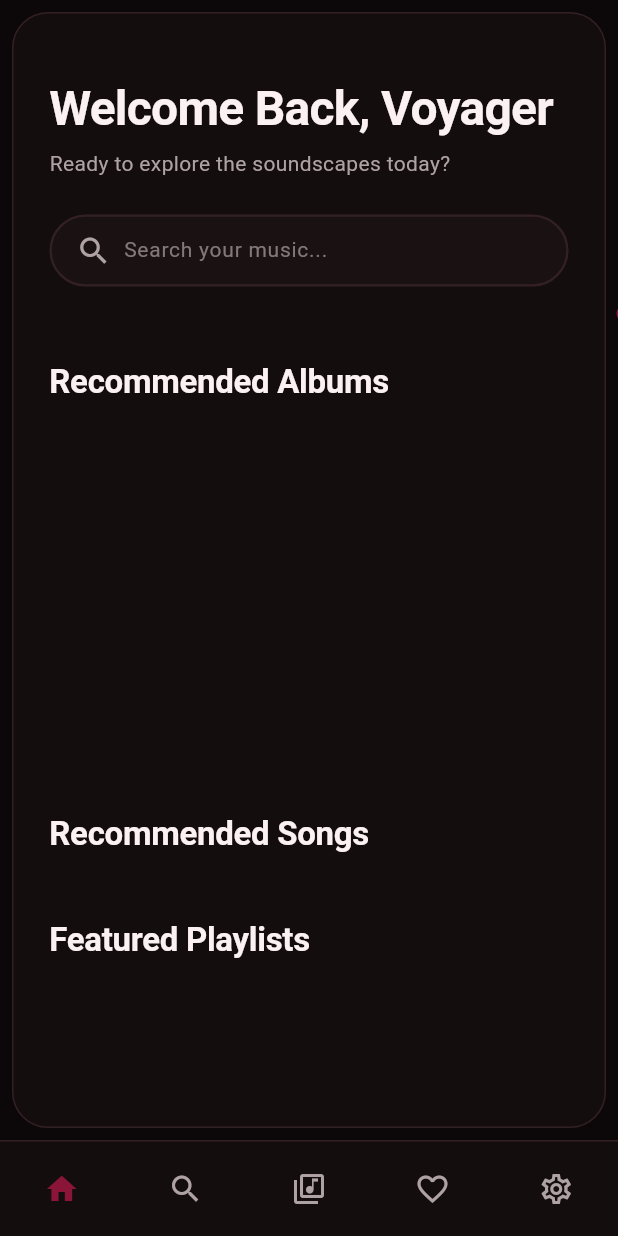
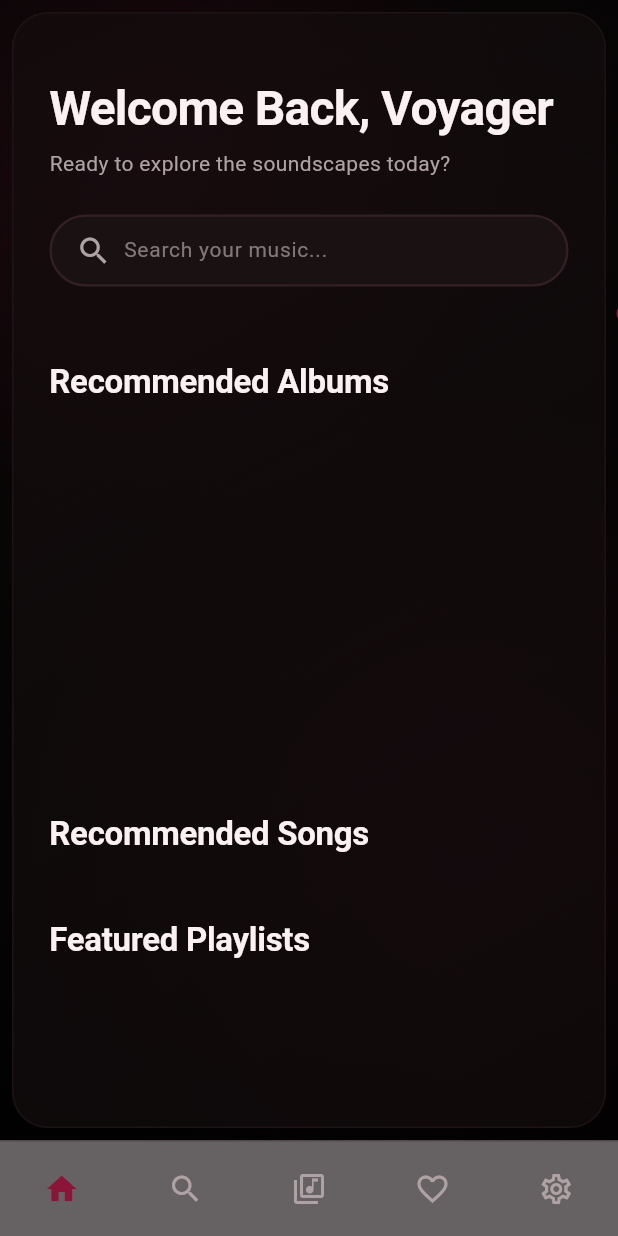
Before and after one commit to VikrantRuhela/DA-Music, a Flutter app: the screen it shows after launch, on a phone screen of 412 x 824 dp. Run offline on Flutter 3.47's test engine with Material 3 defaults, Android fonts, the phone set to English and light mode, and no system bars; our stand-ins replace audioplayers, drift, flutter_animate, flutter_riverpod, freezed_annotation, go_router and 2 more; missing offline and left inert: media_kit, window_manager, youtube_explode_dart; accounts and stored records are empty; generated files the repository leaves out were written again; statements that could not run were skipped.

Commit message:
Implement dynamic ambient background system using root AmbientBackground widget and translucent glass overlays, and improve AudioVisualizer animation bar count and smoothing

```diff
--- a/lib/features/home/presentation/widgets/navigation_rail.dart
+++ b/lib/features/home/presentation/widgets/navigation_rail.dart
@@ -15,10 +15,10 @@ class NavigationRailWidget extends StatelessWidget {
       width: 72.0,
       margin: const EdgeInsets.all(DATokens.spacingSmall),
       decoration: BoxDecoration(
-        color: colors.surface,
+        color: colors.surface.withValues(alpha: 0.65),
         borderRadius: BorderRadius.circular(DATokens.radiusXXLarge),
         border: Border.all(
-          color: colors.border,
+          color: colors.border.withValues(alpha: 0.4),
           width: 1.0,
         ),
       ),
--- /dev/null
+++ b/lib/shared/widgets/ambient_background.dart
@@ -0,0 +1,87 @@
+import 'package:flutter/material.dart';
+import '../../core/extensions/context_extensions.dart';
+
+class AmbientBackground extends StatelessWidget {
+  final Widget child;
+
+  const AmbientBackground({super.key, required this.child});
+
+  @override
+  Widget build(BuildContext context) {
+    final colors = context.daColors;
+
+    return Stack(
+      children: [
+        // Base dark wine/black gradient
+        Container(
+          decoration: BoxDecoration(
+            gradient: LinearGradient(
+              begin: Alignment.topLeft,
+              end: Alignment.bottomRight,
+              colors: [
+                colors.background,
+                Colors.black,
+              ],
+            ),
+          ),
+        ),
+
+        // Layer 2: Primary accent blurred blob (top-left/center-left)
+        Positioned(
+          left: -150,
+          top: -150,
+          child: Container(
+            width: 500,
+            height: 500,
+            decoration: BoxDecoration(
+              shape: BoxShape.circle,
+              gradient: RadialGradient(
+                colors: [
+                  colors.primary.withValues(alpha: 0.15),
+                  colors.primary.withValues(alpha: 0.0),
+                ],
+              ),
+            ),
+          ),
+        ),
+
+        // Layer 3: Secondary accent blurred blob (bottom-right)
+        Positioned(
+          right: -200,
+          bottom: -100,
+          child: Container(
+            width: 600,
+            height: 600,
+            decoration: BoxDecoration(
+              shape: BoxShape.circle,
+              gradient: RadialGradient(
+                colors: [
+                  colors.accent.withValues(alpha: 0.12),
+                  colors.accent.withValues(alpha: 0.0),
+                ],
+              ),
+            ),
+          ),
+        ),
+
+        // Layer 4: Vignette overlay
+        Container(
+          decoration: BoxDecoration(
+            gradient: RadialGradient(
+              center: Alignment.center,
+              radius: 1.4,
+              colors: [
+                Colors.transparent,
+                Colors.black.withValues(alpha: 0.65),
+              ],
+              stops: const [0.5, 1.0],
+            ),
+          ),
+        ),
+
+        // Content
+        Positioned.fill(child: child),
+      ],
+    );
+  }
+}
--- a/lib/shared/widgets/app_shell.dart
+++ b/lib/shared/widgets/app_shell.dart
@@ -9,6 +9,7 @@ import '../providers/player_providers.dart';
 import '../animations/motion_system.dart';
 import 'custom_title_bar.dart';
 import '../../features/player/presentation/widgets/mini_player.dart';
+import 'ambient_background.dart';
 
 class AppShell extends ConsumerWidget {
   final Widget child;
@@ -23,14 +24,13 @@ class AppShell extends ConsumerWidget {
     final duration = ref.scaledDuration(isImmersive ? DAMotion.large : const Duration(milliseconds: 380));
     final curve = ref.scaledCurve(DAMotion.fastOutSlowIn);
 
-
-
     return Scaffold(
-      backgroundColor: colors.background,
-      body: SafeArea(
-        child: Column(
-          children: [
-            const CustomTitleBar(),
+      backgroundColor: Colors.transparent,
+      body: AmbientBackground(
+        child: SafeArea(
+          child: Column(
+            children: [
+              const CustomTitleBar(),
             Expanded(
               child: LayoutBuilder(
                 builder: (context, constraints) {
@@ -74,10 +74,10 @@ class AppShell extends ConsumerWidget {
                       child: Container(
                         margin: isImmersive ? EdgeInsets.zero : const EdgeInsets.all(DATokens.spacingSmall),
                         decoration: BoxDecoration(
-                          color: colors.surface,
+                          color: isImmersive ? Colors.transparent : colors.surface.withValues(alpha: 0.65),
                           borderRadius: BorderRadius.circular(isImmersive ? 0.0 : DATokens.radiusXXLarge),
                           border: Border.all(
-                            color: isImmersive ? Colors.transparent : colors.border,
+                            color: isImmersive ? Colors.transparent : colors.border.withValues(alpha: 0.4),
                             width: 1.0,
                           ),
                         ),
@@ -115,6 +115,7 @@ class AppShell extends ConsumerWidget {
     ],
   ),
 ),
+),
       bottomNavigationBar: MediaQuery.of(context).size.width < 700 && !isImmersive
           ? const _MobileBottomNavBar()
           : null,
@@ -133,10 +134,10 @@ class _MobileBottomNavBar extends StatelessWidget {
     return Container(
       height: 64.0,
       decoration: BoxDecoration(
-        color: colors.surface,
+        color: colors.surface.withValues(alpha: 0.65),
         border: Border(
           top: BorderSide(
-            color: colors.border,
+            color: colors.border.withValues(alpha: 0.4),
             width: 1.0,
           ),
         ),
```
Also changed, not shown: lib/features/player/presentation/widgets/immersive/immersive_background.dart (+2 -49 lines), lib/features/player/presentation/widgets/immersive/immersive_player.dart (+28 -13 lines), lib/features/player/presentation/widgets/player_background.dart (+9 -2 lines).
